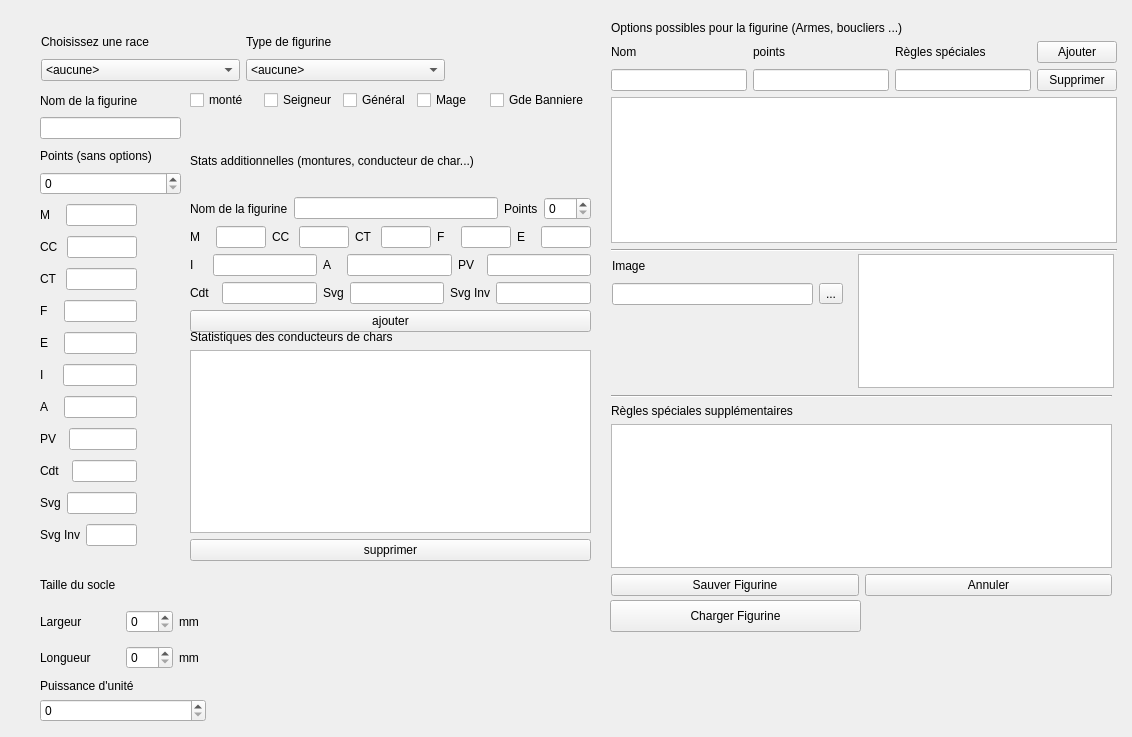
This is warhole/modelwindow.ui in kaosphere/Warhole as Qt 5 draws it before an edit. The edited form follows.
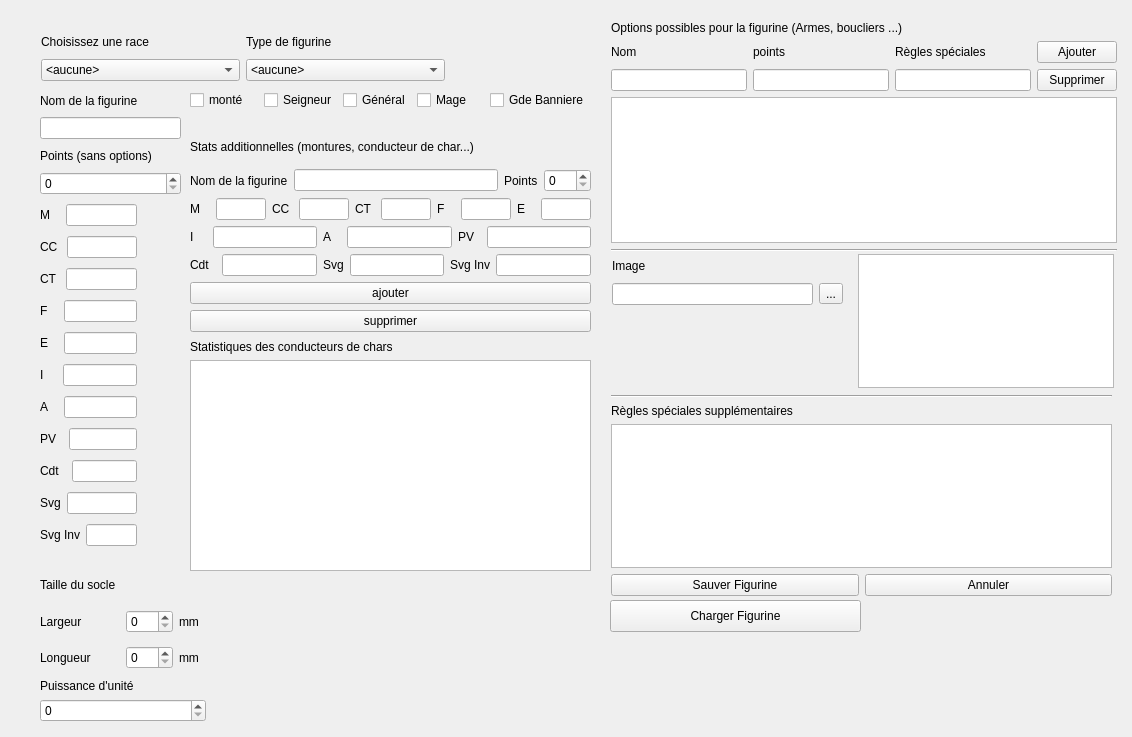
This is the edited form.

```diff
--- a/warhole/modelwindow.ui
+++ b/warhole/modelwindow.ui
@@ -708,7 +708,7 @@
    <property name="geometry">
     <rect>
      <x>190</x>
-     <y>330</y>
+     <y>340</y>
      <width>401</width>
      <height>231</height>
     </rect>
@@ -726,13 +726,6 @@
       <item>
        <widget class="QTreeView" name="viewModelCrew"/>
       </item>
-      <item>
-       <widget class="QPushButton" name="pushButtonAdd_2">
-        <property name="text">
-         <string>supprimer</string>
-        </property>
-       </widget>
-      </item>
      </layout>
     </item>
    </layout>
@@ -959,6 +952,13 @@
       </property>
      </widget>
     </item>
+    <item>
+     <widget class="QPushButton" name="pushButtonAdd_2">
+      <property name="text">
+       <string>supprimer</string>
+      </property>
+     </widget>
+    </item>
    </layout>
   </widget>
  </widget>
```
